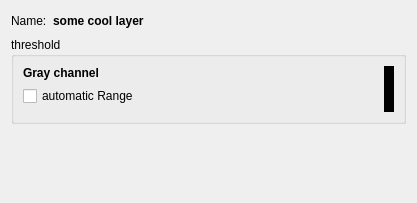
Qt form volumina/widgets/ui/grayLayerDialog.ui (ilastik/volumina) before a commit.
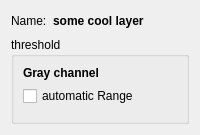
The same form after that commit. Custom widgets are drawn as their Qt base class.

Commit message: Replace ThresholdingWidget with HistogramThresholdingWidget in UI

The edit to the form file:
```diff
--- a/volumina/widgets/ui/grayLayerDialog.ui
+++ b/volumina/widgets/ui/grayLayerDialog.ui
@@ -2,14 +2,6 @@
 <ui version="4.0">
  <class>Dialog</class>
  <widget class="QDialog" name="Dialog">
-  <property name="geometry">
-   <rect>
-    <x>0</x>
-    <y>0</y>
-    <width>417</width>
-    <height>203</height>
-   </rect>
-  </property>
   <property name="windowTitle">
    <string>Grayscale Layer thresholds</string>
   </property>
@@ -47,6 +39,12 @@
    </item>
    <item>
     <widget class="QGroupBox" name="_thresholdsGroup">
+     <property name="sizePolicy">
+      <sizepolicy hsizetype="Preferred" vsizetype="Preferred">
+       <horstretch>0</horstretch>
+       <verstretch>1</verstretch>
+      </sizepolicy>
+     </property>
      <property name="title">
       <string>threshold</string>
      </property>
@@ -54,7 +52,7 @@
       <item>
        <widget class="QWidget" name="abc" native="true">
         <property name="sizePolicy">
-         <sizepolicy hsizetype="Preferred" vsizetype="Minimum">
+         <sizepolicy hsizetype="Preferred" vsizetype="Preferred">
           <horstretch>0</horstretch>
           <verstretch>0</verstretch>
          </sizepolicy>
@@ -88,44 +86,12 @@
            </item>
           </layout>
          </item>
-         <item>
-          <widget class="QWidget" name="widget" native="true">
-           <property name="sizePolicy">
-            <sizepolicy hsizetype="Fixed" vsizetype="Preferred">
-             <horstretch>0</horstretch>
-             <verstretch>0</verstretch>
-            </sizepolicy>
-           </property>
-           <property name="minimumSize">
-            <size>
-             <width>10</width>
-             <height>0</height>
-            </size>
-           </property>
-           <property name="styleSheet">
-            <string notr="true">background: black</string>
-           </property>
-          </widget>
-         </item>
         </layout>
        </widget>
       </item>
      </layout>
     </widget>
    </item>
-   <item>
-    <spacer name="verticalSpacer">
-     <property name="orientation">
-      <enum>Qt::Vertical</enum>
-     </property>
-     <property name="sizeHint" stdset="0">
-      <size>
-       <width>20</width>
-       <height>2</height>
-      </size>
-     </property>
-    </spacer>
-   </item>
   </layout>
  </widget>
  <customwidgets>
```
Left out of the diff: 19 changed lines with no effect on the pictures. The commit also changes 7 other files.
